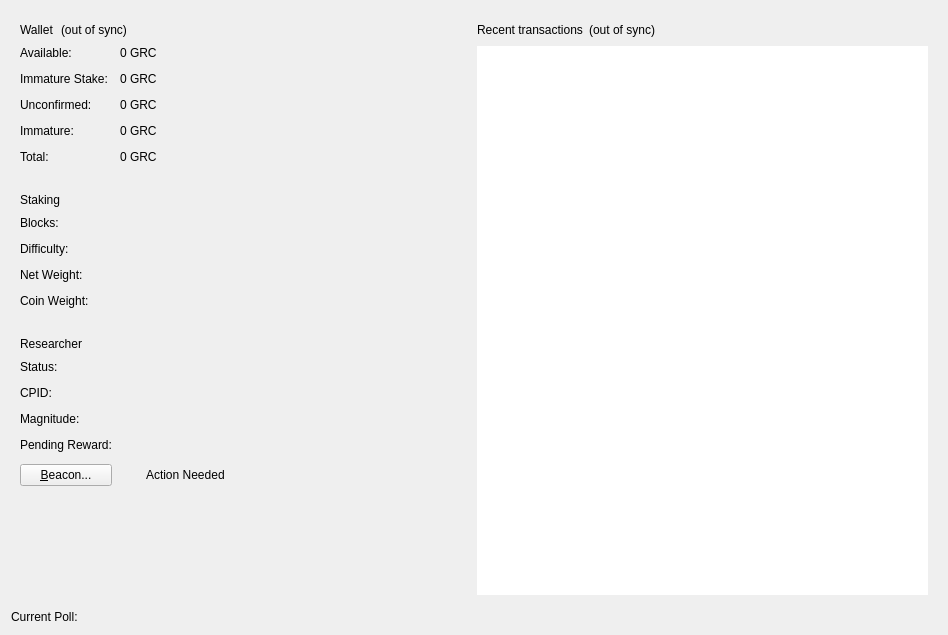
Above: src/qt/forms/overviewpage.ui from gridcoin-community/Gridcoin-Research before the change. Below: the same form after it.
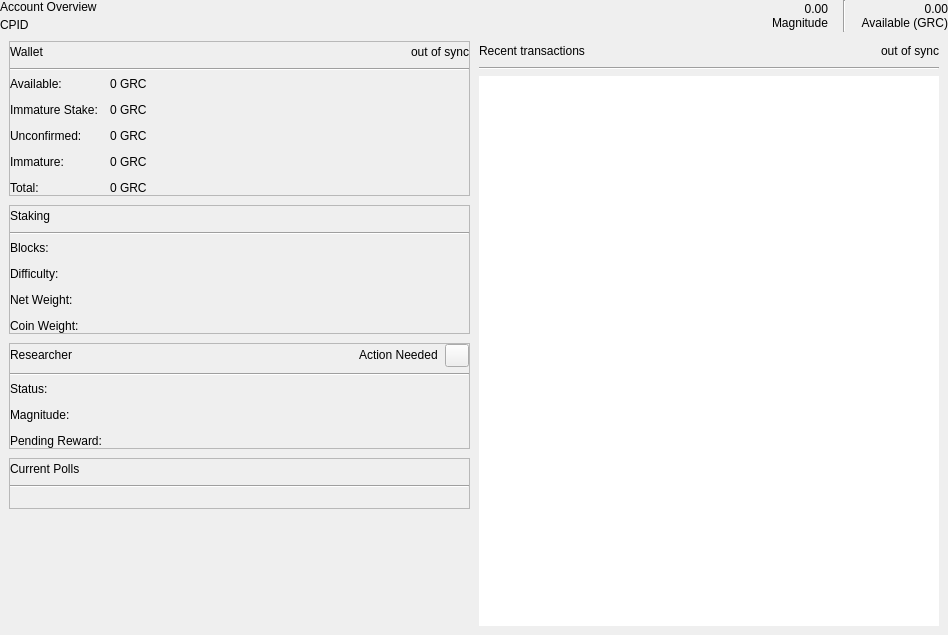
That is the form after the change. Icons and pictures are not drawn. Custom widgets are drawn as their Qt base class.

Commit message:
Refresh GUI overview page styles from redesign
This updates the overview page to match the appearance from the proposed
GUI design.

 - Add a header bar with status, magnitude, and available balance
 - Split content sections into cards
 - Change out of sync and researcher action needed labels to badges
 - Change beacon button to an icon
 - Limit the max content width for large window sizes
 - Update colors, layout, sizing, and spacing

The edit to the form file:
```diff
--- a/src/qt/forms/overviewpage.ui
+++ b/src/qt/forms/overviewpage.ui
@@ -31,37 +31,289 @@
   <property name="windowTitle">
    <string>Form</string>
   </property>
-  <layout class="QVBoxLayout" name="verticalLayout_5">
+  <layout class="QVBoxLayout" name="overviewPageVerticalLayout">
+   <property name="spacing">
+    <number>0</number>
+   </property>
+   <property name="leftMargin">
+    <number>0</number>
+   </property>
+   <property name="topMargin">
+    <number>0</number>
+   </property>
+   <property name="rightMargin">
+    <number>0</number>
+   </property>
+   <property name="bottomMargin">
+    <number>0</number>
+   </property>
+   <item alignment="Qt::AlignVCenter">
+    <widget class="QFrame" name="headerFrame">
+     <property name="frameShape">
+      <enum>QFrame::NoFrame</enum>
+     </property>
+     <property name="frameShadow">
+      <enum>QFrame::Plain</enum>
+     </property>
+     <layout class="QHBoxLayout" name="horizontalLayout_2">
+      <property name="spacing">
+       <number>15</number>
+      </property>
+      <property name="leftMargin">
+       <number>0</number>
+      </property>
+      <property name="topMargin">
+       <number>0</number>
+      </property>
+      <property name="rightMargin">
+       <number>0</number>
+      </property>
+      <property name="bottomMargin">
+       <number>0</number>
+      </property>
+      <item alignment="Qt::AlignVCenter">
+       <widget class="QWidget" name="headerTitleWrapper" native="true">
+        <layout class="QVBoxLayout" name="headerTitleVerticalLayout">
+         <property name="spacing">
+          <number>4</number>
+         </property>
+         <property name="leftMargin">
+          <number>0</number>
+         </property>
+         <property name="topMargin">
+          <number>0</number>
+         </property>
+         <property name="rightMargin">
+          <number>0</number>
+         </property>
+         <property name="bottomMargin">
+          <number>0</number>
+         </property>
    <item>
-    <layout class="QHBoxLayout" name="horizontalLayout">
+          <widget class="QLabel" name="headerTitleLabel">
+           <property name="text">
+            <string>Account Overview</string>
+           </property>
+          </widget>
+         </item>
      <item>
-      <layout class="QVBoxLayout" name="verticalLayout_2">
-       <property name="spacing">
-        <number>6</number>
-       </property>
-       <item alignment="Qt::AlignTop">
-        <widget class="QFrame" name="frame">
+          <layout class="QHBoxLayout" name="headerTitleHorizontalLayout">
+           <item alignment="Qt::AlignLeft">
+            <widget class="QLabel" name="cpidTextLabel">
+             <property name="sizePolicy">
+              <sizepolicy hsizetype="Fixed" vsizetype="Preferred">
+               <horstretch>0</horstretch>
+               <verstretch>0</verstretch>
+              </sizepolicy>
+             </property>
+             <property name="text">
+              <string>CPID</string>
+             </property>
+            </widget>
+           </item>
+           <item>
+            <widget class="QLabel" name="cpidLabel">
          <property name="sizePolicy">
-          <sizepolicy hsizetype="Preferred" vsizetype="Expanding">
+              <sizepolicy hsizetype="Expanding" vsizetype="Preferred">
            <horstretch>0</horstretch>
            <verstretch>0</verstretch>
           </sizepolicy>
          </property>
-         <property name="minimumSize">
+             <property name="text">
+              <string notr="true"/>
+             </property>
+             <property name="textInteractionFlags">
+              <set>Qt::LinksAccessibleByMouse|Qt::TextSelectableByMouse</set>
+             </property>
+            </widget>
+           </item>
+          </layout>
+         </item>
+        </layout>
+       </widget>
+      </item>
+      <item>
+       <spacer name="headerFrameSpacer">
+        <property name="orientation">
+         <enum>Qt::Horizontal</enum>
+        </property>
+        <property name="sizeHint" stdset="0">
+         <size>
+          <width>40</width>
+          <height>20</height>
+         </size>
+        </property>
+       </spacer>
+      </item>
+      <item alignment="Qt::AlignVCenter">
+       <widget class="QWidget" name="headerMagnitudeWrapper" native="true">
+        <layout class="QVBoxLayout" name="headerMagnitudeVerticalLayout">
+         <property name="spacing">
+          <number>0</number>
+         </property>
+         <property name="leftMargin">
+          <number>0</number>
+         </property>
+         <property name="topMargin">
+          <number>0</number>
+         </property>
+         <property name="rightMargin">
+          <number>0</number>
+         </property>
+         <property name="bottomMargin">
+          <number>0</number>
+         </property>
+         <item>
+          <widget class="QLabel" name="headerMagnitudeLabel">
+           <property name="text">
+            <string>0.00</string>
+           </property>
+           <property name="alignment">
+            <set>Qt::AlignRight|Qt::AlignTrailing|Qt::AlignVCenter</set>
+           </property>
+          </widget>
+         </item>
+         <item>
+          <widget class="QLabel" name="headerMagnitudeCaptionLabel">
+           <property name="text">
+            <string>Magnitude</string>
+           </property>
+           <property name="alignment">
+            <set>Qt::AlignRight|Qt::AlignTrailing|Qt::AlignVCenter</set>
+           </property>
+          </widget>
+         </item>
+        </layout>
+       </widget>
+      </item>
+      <item>
+       <widget class="Line" name="headerMagnitudeVLine">
+        <property name="orientation">
+         <enum>Qt::Vertical</enum>
+        </property>
+       </widget>
+      </item>
+      <item alignment="Qt::AlignVCenter">
+       <widget class="QWidget" name="headerBalanceWrapper" native="true">
+        <layout class="QVBoxLayout" name="headerBalanceVerticalLayout">
+         <property name="spacing">
+          <number>0</number>
+         </property>
+         <property name="leftMargin">
+          <number>0</number>
+         </property>
+         <property name="topMargin">
+          <number>0</number>
+         </property>
+         <property name="rightMargin">
+          <number>0</number>
+         </property>
+         <property name="bottomMargin">
+          <number>0</number>
+         </property>
+         <item>
+          <widget class="QLabel" name="headerBalanceLabel">
+           <property name="text">
+            <string>0.00</string>
+           </property>
+           <property name="alignment">
+            <set>Qt::AlignRight|Qt::AlignTrailing|Qt::AlignVCenter</set>
+           </property>
+          </widget>
+         </item>
+         <item>
+          <widget class="QLabel" name="headerBalanceCaptionLabel">
+           <property name="text">
+            <string>Available (GRC)</string>
+           </property>
+           <property name="alignment">
+            <set>Qt::AlignRight|Qt::AlignTrailing|Qt::AlignVCenter</set>
+           </property>
+          </widget>
+         </item>
+        </layout>
+       </widget>
+      </item>
+     </layout>
+    </widget>
+   </item>
+   <item>
+    <layout class="QHBoxLayout" name="contentWrapperHorizontalLayout">
+     <property name="spacing">
+      <number>0</number>
+     </property>
+     <item>
+      <spacer name="leftContentSpacer">
+       <property name="orientation">
+        <enum>Qt::Horizontal</enum>
+       </property>
+       <property name="sizeHint" stdset="0">
           <size>
            <width>0</width>
-           <height>0</height>
-          </size>
-         </property>
-         <property name="maximumSize">
-          <size>
-           <width>16777215</width>
-           <height>16777215</height>
-          </size>
-         </property>
-         <layout class="QVBoxLayout" name="verticalLayout_10">
+         <height>20</height>
+        </size>
+       </property>
+      </spacer>
+     </item>
+     <item>
+      <widget class="QFrame" name="contentFrame">
+       <property name="sizePolicy">
+        <sizepolicy hsizetype="Preferred" vsizetype="Preferred">
+         <horstretch>1</horstretch>
+         <verstretch>0</verstretch>
+        </sizepolicy>
+       </property>
+       <layout class="QHBoxLayout" name="contentFrameHorizontalLayout">
+        <property name="spacing">
+         <number>9</number>
+        </property>
+        <property name="leftMargin">
+         <number>9</number>
+        </property>
+        <property name="rightMargin">
+         <number>9</number>
+        </property>
+        <item alignment="Qt::AlignTop">
+         <widget class="QWidget" name="leftColumn" native="true">
+          <layout class="QVBoxLayout" name="leftColumnVerticalLayout">
+           <property name="spacing">
+            <number>9</number>
+           </property>
+           <property name="leftMargin">
+            <number>0</number>
+           </property>
+           <property name="topMargin">
+            <number>0</number>
+           </property>
+           <property name="rightMargin">
+            <number>0</number>
+           </property>
+           <property name="bottomMargin">
+            <number>0</number>
+           </property>
+           <item alignment="Qt::AlignTop">
+            <widget class="QFrame" name="walletFrame">
+             <property name="frameShape">
+              <enum>QFrame::StyledPanel</enum>
+             </property>
+             <property name="frameShadow">
+              <enum>QFrame::Raised</enum>
+             </property>
+             <layout class="QVBoxLayout" name="walletVerticalLayout">
+              <property name="leftMargin">
+               <number>0</number>
+              </property>
+              <property name="topMargin">
+               <number>0</number>
+              </property>
+              <property name="rightMargin">
+               <number>0</number>
+              </property>
+              <property name="bottomMargin">
+               <number>0</number>
+              </property>
           <item>
-           <layout class="QHBoxLayout" name="horizontalLayout_4">
+               <layout class="QHBoxLayout" name="walletHeaderLayout">
             <property name="spacing">
              <number>7</number>
             </property>
@@ -75,19 +327,6 @@
               </property>
              </widget>
             </item>
-            <item>
-             <widget class="QLabel" name="walletStatusLabel">
-              <property name="toolTip">
-               <string>The displayed information may be out of date. Your wallet automatically synchronizes with the Gridcoin network after a connection is established, but this process has not completed yet.</string>
-              </property>
-              <property name="text">
-               <string notr="true">(out of sync)</string>
-              </property>
-              <property name="alignment">
-               <set>Qt::AlignLeading|Qt::AlignLeft|Qt::AlignVCenter</set>
-              </property>
-             </widget>
-            </item>
             <item>
              <spacer name="horizontalSpacer">
               <property name="orientation">
@@ -101,17 +340,37 @@
               </property>
              </spacer>
             </item>
-           </layout>
-          </item>
+                <item alignment="Qt::AlignVCenter">
+                 <widget class="QLabel" name="walletStatusLabel">
+                  <property name="toolTip">
+                   <string>The displayed information may be out of date. Your wallet automatically synchronizes with the Gridcoin network after a connection is established, but this process has not completed yet.</string>
+                  </property>
+                  <property name="text">
+                   <string notr="true">out of sync</string>
+                  </property>
+                  <property name="alignment">
+                   <set>Qt::AlignLeading|Qt::AlignLeft|Qt::AlignVCenter</set>
+                  </property>
+                 </widget>
+                </item>
+               </layout>
+              </item>
+              <item>
+               <widget class="Line" name="walletHeaderLine">
+                <property name="orientation">
+                 <enum>Qt::Horizontal</enum>
+                </property>
+               </widget>
+              </item>
           <item>
            <layout class="QGridLayout" name="walletGridLayout">
             <property name="spacing">
              <number>12</number>
             </property>
-            <item row="0" column="0">
-             <widget class="QLabel" name="availableLabel">
+                <item row="4" column="0">
+                 <widget class="QLabel" name="totalBalanceLabel">
               <property name="text">
-               <string>Available:</string>
+                   <string>Total:</string>
               </property>
               <property name="isRowHeader" stdset="0">
                <bool>true</bool>
@@ -140,13 +399,25 @@
               </property>
              </widget>
             </item>
-            <item row="1" column="0">
-             <widget class="QLabel" name="stakeTextLabel">
+                <item row="2" column="1">
+                 <widget class="QLabel" name="unconfirmedLabel">
+                  <property name="sizePolicy">
+                   <sizepolicy hsizetype="Expanding" vsizetype="Preferred">
+                    <horstretch>0</horstretch>
+                    <verstretch>0</verstretch>
+                   </sizepolicy>
+                  </property>
+                  <property name="cursor">
+                   <cursorShape>IBeamCursor</cursorShape>
+                  </property>
+                  <property name="toolTip">
+                   <string>Total of transactions that have yet to be confirmed, and do not yet count toward the current balance</string>
+                  </property>
               <property name="text">
-               <string>Immature Stake:</string>
-              </property>
-              <property name="isRowHeader" stdset="0">
-               <bool>true</bool>
+                   <string notr="true">0 GRC</string>
+                  </property>
+                  <property name="textInteractionFlags">
+                   <set>Qt::LinksAccessibleByMouse|Qt::TextSelectableByMouse</set>
               </property>
              </widget>
             </item>
@@ -182,67 +453,6 @@
               </property>
              </widget>
             </item>
-            <item row="2" column="1">
-             <widget class="QLabel" name="unconfirmedLabel">
-              <property name="sizePolicy">
-               <sizepolicy hsizetype="Expanding" vsizetype="Preferred">
-                <horstretch>0</horstretch>
-                <verstretch>0</verstretch>
-               </sizepolicy>
-              </property>
-              <property name="cursor">
-               <cursorShape>IBeamCursor</cursorShape>
-              </property>
-              <property name="toolTip">
-               <string>Total of transactions that have yet to be confirmed, and do not yet count toward the current balance</string>
-              </property>
-              <property name="text">
-               <string notr="true">0 GRC</string>
-              </property>
-              <property name="textInteractionFlags">
-               <set>Qt::LinksAccessibleByMouse|Qt::TextSelectableByMouse</set>
-              </property>
-             </widget>
-            </item>
-            <item row="3" column="0">
-             <widget class="QLabel" name="immatureTextLabel">
-              <property name="text">
-               <string>Immature:</string>
-              </property>
-              <property name="isRowHeader" stdset="0">
-               <bool>true</bool>
-              </property>
-             </widget>
-            </item>
-            <item row="3" column="1">
-             <widget class="QLabel" name="immatureLabel">
-              <property name="sizePolicy">
-               <sizepolicy hsizetype="Expanding" vsizetype="Preferred">
-                <horstretch>0</horstretch>
-                <verstretch>0</verstretch>
-               </sizepolicy>
-              </property>
-              <property name="toolTip">
-               <string>Total mined coins that have not yet matured.</string>
-              </property>
-              <property name="text">
-               <string notr="true">0 GRC</string>
-              </property>
-              <property name="textInteractionFlags">
-               <set>Qt::LinksAccessibleByMouse|Qt::TextSelectableByMouse</set>
-              </property>
-             </widget>
-            </item>
-            <item row="4" column="0">
-             <widget class="QLabel" name="totalBalanceLabel">
-              <property name="text">
-               <string>Total:</string>
-              </property>
-              <property name="isRowHeader" stdset="0">
-               <bool>true</bool>
-              </property>
-             </widget>
-            </item>
             <item row="4" column="1">
              <widget class="QLabel" name="totalLabel">
               <property name="sizePolicy">
@@ -262,24 +472,81 @@
               </property>
              </widget>
             </item>
-           </layout>
-          </item>
-          <item>
-           <spacer name="verticalSpacer">
-            <property name="orientation">
-             <enum>Qt::Vertical</enum>
-            </property>
-            <property name="sizeType">
-             <enum>QSizePolicy::Fixed</enum>
-            </property>
-            <property name="sizeHint" stdset="0">
-             <size>
-              <width>20</width>
-              <height>20</height>
-             </size>
-            </property>
-           </spacer>
-          </item>
+                <item row="0" column="0">
+                 <widget class="QLabel" name="availableLabel">
+                  <property name="text">
+                   <string>Available:</string>
+                  </property>
+                  <property name="isRowHeader" stdset="0">
+                   <bool>true</bool>
+                  </property>
+                 </widget>
+                </item>
+                <item row="3" column="1">
+                 <widget class="QLabel" name="immatureLabel">
+                  <property name="sizePolicy">
+                   <sizepolicy hsizetype="Expanding" vsizetype="Preferred">
+                    <horstretch>0</horstretch>
+                    <verstretch>0</verstretch>
+                   </sizepolicy>
+                  </property>
+                  <property name="toolTip">
+                   <string>Total mined coins that have not yet matured.</string>
+                  </property>
+                  <property name="text">
+                   <string notr="true">0 GRC</string>
+                  </property>
+                  <property name="textInteractionFlags">
+                   <set>Qt::LinksAccessibleByMouse|Qt::TextSelectableByMouse</set>
+                  </property>
+                 </widget>
+                </item>
+                <item row="1" column="0">
+                 <widget class="QLabel" name="stakeTextLabel">
+                  <property name="text">
+                   <string>Immature Stake:</string>
+                  </property>
+                  <property name="isRowHeader" stdset="0">
+                   <bool>true</bool>
+                  </property>
+                 </widget>
+                </item>
+                <item row="3" column="0">
+                 <widget class="QLabel" name="immatureTextLabel">
+                  <property name="text">
+                   <string>Immature:</string>
+                  </property>
+                  <property name="isRowHeader" stdset="0">
+                   <bool>true</bool>
+                  </property>
+                 </widget>
+                </item>
+               </layout>
+              </item>
+             </layout>
+            </widget>
+           </item>
+           <item alignment="Qt::AlignTop">
+            <widget class="QFrame" name="stakingFrame">
+             <property name="frameShape">
+              <enum>QFrame::StyledPanel</enum>
+             </property>
+             <property name="frameShadow">
+              <enum>QFrame::Raised</enum>
+             </property>
+             <layout class="QVBoxLayout" name="stakingVerticalLayout">
+              <property name="leftMargin">
+               <number>0</number>
+              </property>
+              <property name="topMargin">
+               <number>0</number>
+              </property>
+              <property name="rightMargin">
+               <number>0</number>
+              </property>
+              <property name="bottomMargin">
+               <number>0</number>
+              </property>
           <item>
            <layout class="QHBoxLayout" name="stakingHeaderLayout">
             <property name="spacing">
@@ -310,6 +577,13 @@
             </item>
            </layout>
           </item>
+              <item>
+               <widget class="Line" name="stakingHeaderLine">
+                <property name="orientation">
+                 <enum>Qt::Horizontal</enum>
+                </property>
+               </widget>
+              </item>
           <item>
            <layout class="QGridLayout" name="stakingGridLayout">
             <property name="spacing">
@@ -421,28 +695,36 @@
             </item>
            </layout>
           </item>
-          <item>
-           <spacer name="researcherSectionVerticalSpacer">
-            <property name="orientation">
-             <enum>Qt::Vertical</enum>
-            </property>
-            <property name="sizeType">
-             <enum>QSizePolicy::Fixed</enum>
-            </property>
-            <property name="sizeHint" stdset="0">
-             <size>
-              <width>20</width>
-              <height>20</height>
-             </size>
-            </property>
-           </spacer>
-          </item>
+             </layout>
+            </widget>
+           </item>
+           <item alignment="Qt::AlignTop">
+            <widget class="QFrame" name="researcherFrame">
+             <property name="frameShape">
+              <enum>QFrame::StyledPanel</enum>
+             </property>
+             <property name="frameShadow">
+              <enum>QFrame::Raised</enum>
+             </property>
+             <layout class="QVBoxLayout" name="researcherVerticalLayout">
+              <property name="leftMargin">
+               <number>0</number>
+              </property>
+              <property name="topMargin">
+               <number>0</number>
+              </property>
+              <property name="rightMargin">
+               <number>0</number>
+              </property>
+              <property name="bottomMargin">
+               <number>0</number>
+              </property>
           <item>
            <layout class="QHBoxLayout" name="researcherHeaderLayout">
             <property name="spacing">
              <number>7</number>
             </property>
-            <item>
+                <item alignment="Qt::AlignVCenter">
              <widget class="QLabel" name="researcherHeaderLabel">
               <property name="text">
                <string>Researcher</string>
@@ -465,8 +747,32 @@
               </property>
              </spacer>
             </item>
-           </layout>
-          </item>
+                <item alignment="Qt::AlignVCenter">
+                 <widget class="QLabel" name="researcherAlertLabel">
+                  <property name="text">
+                   <string>Action Needed</string>
+                  </property>
+                 </widget>
+                </item>
+                <item alignment="Qt::AlignVCenter">
+                 <widget class="QToolButton" name="researcherConfigToolButton">
+                  <property name="toolTip">
+                   <string>Open the researcher/beacon configuration wizard.</string>
+                  </property>
+                  <property name="actionNeeded" stdset="0">
+                   <bool>false</bool>
+                  </property>
+                 </widget>
+                </item>
+               </layout>
+              </item>
+              <item>
+               <widget class="Line" name="researcherHeaderLine">
+                <property name="orientation">
+                 <enum>Qt::Horizontal</enum>
+                </property>
+               </widget>
+              </item>
           <item>
            <layout class="QGridLayout" name="researcherGridLayout">
             <property name="spacing">
@@ -493,38 +799,15 @@
               <property name="text">
                <string notr="true"/>
               </property>
-              <property name="textInteractionFlags">
-               <set>Qt::LinksAccessibleByMouse|Qt::TextSelectableByMouse</set>
-              </property>
-             </widget>
-            </item>
-            <item row="1" column="0">
-             <widget class="QLabel" name="cpidTextLabel">
-              <property name="text">
-               <string>CPID:</string>
-              </property>
-              <property name="isRowHeader" stdset="0">
+                  <property name="wordWrap">
                <bool>true</bool>
               </property>
-             </widget>
-            </item>
-            <item row="1" column="1">
-             <widget class="QLabel" name="cpidLabel">
-              <property name="sizePolicy">
-               <sizepolicy hsizetype="Expanding" vsizetype="Preferred">
-                <horstretch>0</horstretch>
-                <verstretch>0</verstretch>
-               </sizepolicy>
-              </property>
-              <property name="text">
-               <string notr="true"/>
-              </property>
               <property name="textInteractionFlags">
                <set>Qt::LinksAccessibleByMouse|Qt::TextSelectableByMouse</set>
               </property>
              </widget>
             </item>
-            <item row="2" column="0">
+                <item row="1" column="0">
              <widget class="QLabel" name="magnitudeTextLabel">
               <property name="text">
                <string>Magnitude:</string>
@@ -534,7 +817,7 @@
               </property>
              </widget>
             </item>
-            <item row="2" column="1">
+                <item row="1" column="1">
              <widget class="QLabel" name="magnitudeLabel">
               <property name="sizePolicy">
                <sizepolicy hsizetype="Expanding" vsizetype="Preferred">
@@ -550,7 +833,7 @@
               </property>
              </widget>
             </item>
-            <item row="3" column="0">
+                <item row="2" column="0">
              <widget class="QLabel" name="accrualTextLabel">
               <property name="text">
                <string>Pending Reward:</string>
@@ -560,7 +843,7 @@
               </property>
              </widget>
             </item>
-            <item row="3" column="1">
+                <item row="2" column="1">
              <widget class="QLabel" name="accrualLabel">
               <property name="sizePolicy">
                <sizepolicy hsizetype="Expanding" vsizetype="Preferred">
@@ -576,34 +859,20 @@
               </property>
              </widget>
             </item>
-            <item row="4" column="0">
-             <widget class="QPushButton" name="beaconButton">
-              <property name="toolTip">
-               <string>Open the researcher/beacon configuration wizard.</string>
-              </property>
-              <property name="text">
-               <string>&amp;Beacon...</string>
-              </property>
-              <property name="default">
-               <bool>false</bool>
-              </property>
-              <property name="flat">
-               <bool>false</bool>
-              </property>
-             </widget>
-            </item>
-            <item row="4" column="1">
-             <widget class="QWidget" name="researcherAlertWrapper" native="true">
-              <property name="sizePolicy">
-               <sizepolicy hsizetype="Expanding" vsizetype="Preferred">
-                <horstretch>0</horstretch>
-                <verstretch>0</verstretch>
-               </sizepolicy>
-              </property>
-              <layout class="QHBoxLayout" name="researcherAlertLayout">
-               <property name="spacing">
-                <number>6</number>
-               </property>
+               </layout>
+              </item>
+             </layout>
+            </widget>
+           </item>
+           <item>
+            <widget class="QFrame" name="currentPollsFrame">
+             <property name="frameShape">
+              <enum>QFrame::StyledPanel</enum>
+             </property>
+             <property name="frameShadow">
+              <enum>QFrame::Raised</enum>
+             </property>
+             <layout class="QVBoxLayout" name="currentPollsVerticalLayout">
                <property name="leftMargin">
                 <number>0</number>
                </property>
@@ -616,55 +885,23 @@
                <property name="bottomMargin">
                 <number>0</number>
                </property>
-               <item alignment="Qt::AlignHCenter|Qt::AlignVCenter">
-                <widget class="QLabel" name="researcherAlertIconLabel">
-                 <property name="sizePolicy">
-                  <sizepolicy hsizetype="Fixed" vsizetype="Fixed">
-                   <horstretch>0</horstretch>
-                   <verstretch>0</verstretch>
-                  </sizepolicy>
-                 </property>
-                 <property name="minimumSize">
-                  <size>
-                   <width>16</width>
-                   <height>16</height>
-                  </size>
-                 </property>
-                 <property name="maximumSize">
-                  <size>
-                   <width>16</width>
-                   <height>16</height>
-                  </size>
-                 </property>
+              <item>
+               <layout class="QHBoxLayout" name="currentPollsHeaderLayout">
+                <property name="spacing">
+                 <number>7</number>
+                </property>
+                <item alignment="Qt::AlignVCenter">
+                 <widget class="QLabel" name="currentPollsHeaderLabel">
                  <property name="text">
-                  <string notr="true"/>
-                 </property>
-                 <property name="pixmap">
-                  <pixmap resource="../bitcoin.qrc">:/icons/warning</pixmap>
-                 </property>
-                 <property name="scaledContents">
-                  <bool>true</bool>
-                 </property>
-                 <property name="alignment">
-                  <set>Qt::AlignLeading|Qt::AlignLeft|Qt::AlignVCenter</set>
-                 </property>
-                 <property name="textInteractionFlags">
-                  <set>Qt::NoTextInteraction</set>
-                 </property>
-                </widget>
-               </item>
-               <item alignment="Qt::AlignLeft|Qt::AlignVCenter">
-                <widget class="QLabel" name="researcherAlertLabel">
-                 <property name="text">
-                  <string>Action Needed</string>
-                 </property>
-                 <property name="alignment">
-                  <set>Qt::AlignLeading|Qt::AlignLeft|Qt::AlignVCenter</set>
-                 </property>
-                </widget>
-               </item>
+                   <string>Current Polls</string>
+                  </property>
+                  <property name="textFormat">
+                   <enum>Qt::PlainText</enum>
+                  </property>
+                 </widget>
+                </item>
                <item>
-                <spacer name="researcherAlertSpacer">
+                 <spacer name="currentPollsHorizontalSpacer">
                  <property name="orientation">
                   <enum>Qt::Horizontal</enum>
                  </property>
@@ -677,54 +914,41 @@
                 </spacer>
                </item>
               </layout>
-             </widget>
-            </item>
-           </layout>
           </item>
           <item>
-           <spacer name="verticalSpacer_2">
+               <widget class="Line" name="currentPollsHeaderLine">
             <property name="orientation">
-             <enum>Qt::Vertical</enum>
-            </property>
-            <property name="sizeType">
-             <enum>QSizePolicy::Expanding</enum>
-            </property>
-            <property name="sizeHint" stdset="0">
-             <size>
-              <width>20</width>
-              <height>10000</height>
-             </size>
-            </property>
-           </spacer>
-          </item>
+                 <enum>Qt::Horizontal</enum>
+                </property>
+               </widget>
+              </item>
+              <item>
+               <widget class="ClickLabel" name="currentPollsTitleLabel"/>
+              </item>
          </layout>
         </widget>
        </item>
       </layout>
+         </widget>
      </item>
      <item>
-      <layout class="QVBoxLayout" name="verticalLayout_3">
+         <widget class="QFrame" name="recentTransactionsFrame">
+          <layout class="QVBoxLayout" name="recentTransactionsVerticalLayout">
        <property name="spacing">
         <number>6</number>
        </property>
-       <item>
-        <widget class="QFrame" name="frame_2">
-         <property name="sizePolicy">
-          <sizepolicy hsizetype="Preferred" vsizetype="Preferred">
-           <horstretch>0</horstretch>
-           <verstretch>0</verstretch>
-          </sizepolicy>
-         </property>
-         <property name="minimumSize">
-          <size>
-           <width>0</width>
-           <height>0</height>
-          </size>
-         </property>
-         <layout class="QVBoxLayout" name="verticalLayout_12">
           <property name="leftMargin">
            <number>0</number>
           </property>
+           <property name="topMargin">
+            <number>0</number>
+           </property>
+           <property name="rightMargin">
+            <number>0</number>
+           </property>
+           <property name="bottomMargin">
+            <number>0</number>
+           </property>
           <item>
            <layout class="QHBoxLayout" name="horizontalLayout_3">
             <item>
@@ -747,6 +971,22 @@
              </widget>
             </item>
             <item>
+              <spacer name="recentTransactionsHorizontalSpacer">
+               <property name="orientation">
+                <enum>Qt::Horizontal</enum>
+               </property>
+               <property name="sizeType">
+                <enum>QSizePolicy::Expanding</enum>
+               </property>
+               <property name="sizeHint" stdset="0">
+                <size>
+                 <width>40</width>
+                 <height>20</height>
+                </size>
+               </property>
+              </spacer>
+             </item>
+             <item alignment="Qt::AlignVCenter">
              <widget class="QLabel" name="transactionsStatusLabel">
               <property name="sizePolicy">
                <sizepolicy hsizetype="Preferred" vsizetype="Preferred">
@@ -764,30 +1004,21 @@
                <string>The displayed information may be out of date. Your wallet automatically synchronizes with the Gridcoin network after a connection is established, but this process has not completed yet.</string>
               </property>
               <property name="text">
-               <string notr="true">(out of sync)</string>
+                <string notr="true">out of sync</string>
               </property>
               <property name="alignment">
                <set>Qt::AlignRight|Qt::AlignTrailing|Qt::AlignVCenter</set>
               </property>
              </widget>
             </item>
+            </layout>
+           </item>
             <item>
-             <spacer name="horizontalSpacer_2">
+            <widget class="Line" name="recentTransactionsHeaderLine">
               <property name="orientation">
                <enum>Qt::Horizontal</enum>
               </property>
-              <property name="sizeType">
-               <enum>QSizePolicy::Expanding</enum>
-              </property>
-              <property name="sizeHint" stdset="0">
-               <size>
-                <width>40</width>
-                <height>20</height>
-               </size>
-              </property>
-             </spacer>
-            </item>
-           </layout>
+            </widget>
           </item>
           <item>
            <widget class="QListView" name="listTransactions">
@@ -821,36 +1052,20 @@
         </widget>
        </item>
       </layout>
-     </item>
-    </layout>
+      </widget>
    </item>
    <item>
-    <layout class="QGridLayout" name="noticesGridLayout">
-     <property name="spacing">
-      <number>12</number>
-     </property>
-     <item row="0" column="0">
-      <widget class="QLabel" name="pollTextLabel">
-       <property name="text">
-        <string>Current Poll:</string>
+      <spacer name="rightContentSpacer">
+       <property name="orientation">
+        <enum>Qt::Horizontal</enum>
+       </property>
+       <property name="sizeHint" stdset="0">
+        <size>
+         <width>0</width>
+         <height>20</height>
+        </size>
        </property>
-      </widget>
-     </item>
-     <item row="0" column="1">
-      <widget class="ClickLabel" name="pollLabel">
-       <property name="sizePolicy">
-        <sizepolicy hsizetype="Expanding" vsizetype="Preferred">
-         <horstretch>0</horstretch>
-         <verstretch>0</verstretch>
-        </sizepolicy>
-       </property>
-       <property name="text">
-        <string notr="true"/>
-       </property>
-       <property name="textInteractionFlags">
-        <set>Qt::LinksAccessibleByMouse|Qt::TextSelectableByMouse</set>
-       </property>
-      </widget>
+      </spacer>
      </item>
     </layout>
    </item>
```
Left out of the diff: 4 changed lines with no effect on the pictures. Lines whose indentation alone changed are shown as unchanged. The commit also changes 16 other files.
